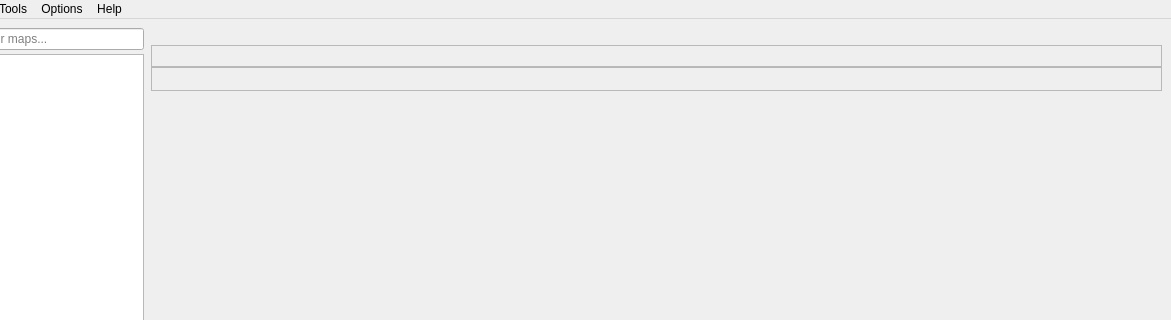
Above: forms/mainwindow.ui from GriffinRichards/porymap before the change; both pictures show x 121 to 1292 and y 0 to 320 of the 1292 by 921 pixel window. Below: the same form after it.
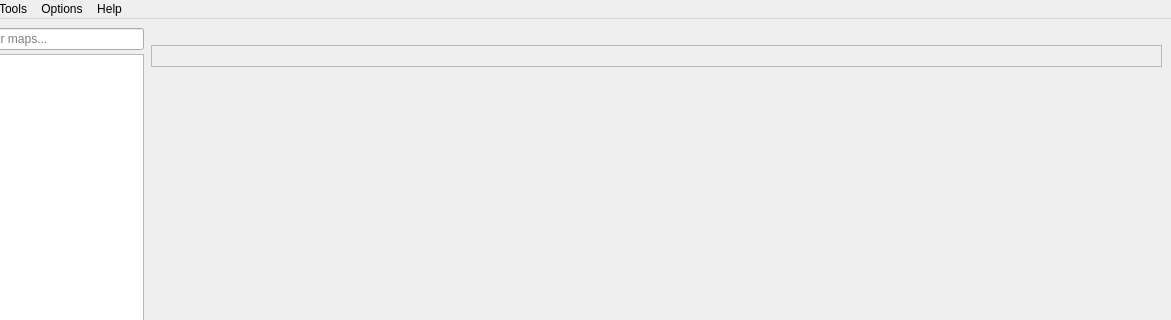
That is the form after the change. The open tabs and pages were chosen to show the change. Icons and pictures are not drawn. Custom widgets are drawn as their Qt base class.

Commit message: Clean up Custom Attributes redesign

What changed in the file:
```diff
--- a/forms/mainwindow.ui
+++ b/forms/mainwindow.ui
@@ -1193,8 +1193,8 @@
                          <rect>
                           <x>0</x>
                           <y>0</y>
-                          <width>438</width>
-                          <height>591</height>
+                          <width>91</width>
+                          <height>512</height>
                          </rect>
                         </property>
                         <layout class="QGridLayout" name="gridLayout_7">
@@ -1413,8 +1413,8 @@
                             <rect>
                              <x>0</x>
                              <y>0</y>
-                             <width>393</width>
-                             <height>702</height>
+                             <width>93</width>
+                             <height>460</height>
                             </rect>
                            </property>
                            <layout class="QVBoxLayout" name="verticalLayout_14">
@@ -1674,8 +1674,8 @@
                             <rect>
                              <x>0</x>
                              <y>0</y>
-                             <width>445</width>
-                             <height>358</height>
+                             <width>100</width>
+                             <height>30</height>
                             </rect>
                            </property>
                            <property name="sizePolicy">
@@ -1722,8 +1722,8 @@
                             <rect>
                              <x>0</x>
                              <y>0</y>
-                             <width>445</width>
-                             <height>358</height>
+                             <width>100</width>
+                             <height>30</height>
                             </rect>
                            </property>
                            <property name="sizePolicy">
@@ -1770,8 +1770,8 @@
                             <rect>
                              <x>0</x>
                              <y>0</y>
-                             <width>445</width>
-                             <height>358</height>
+                             <width>100</width>
+                             <height>30</height>
                             </rect>
                            </property>
                            <property name="sizePolicy">
@@ -1818,8 +1818,8 @@
                             <rect>
                              <x>0</x>
                              <y>0</y>
-                             <width>445</width>
-                             <height>358</height>
+                             <width>100</width>
+                             <height>30</height>
                             </rect>
                            </property>
                            <property name="sizePolicy">
@@ -1866,8 +1866,8 @@
                             <rect>
                              <x>0</x>
                              <y>0</y>
-                             <width>445</width>
-                             <height>358</height>
+                             <width>100</width>
+                             <height>30</height>
                             </rect>
                            </property>
                            <property name="sizePolicy">
@@ -1914,8 +1914,8 @@
                             <rect>
                              <x>0</x>
                              <y>0</y>
-                             <width>445</width>
-                             <height>358</height>
+                             <width>100</width>
+                             <height>30</height>
                             </rect>
                            </property>
                            <property name="sizePolicy">
@@ -1983,6 +1983,39 @@
              </widget>
             </item>
             <item>
+             <widget class="QScrollArea" name="scrollArea_CustomAttributes">
+              <property name="frameShape">
+               <enum>QFrame::Shape::NoFrame</enum>
+              </property>
+              <property name="frameShadow">
+               <enum>QFrame::Shadow::Plain</enum>
+              </property>
+              <property name="widgetResizable">
+               <bool>true</bool>
+              </property>
+              <widget class="QWidget" name="scrollAreaWidgetContents_CustomAttributes">
+               <property name="geometry">
+                <rect>
+                 <x>0</x>
+                 <y>0</y>
+                 <width>1011</width>
+                 <height>806</height>
+                </rect>
+               </property>
+               <layout class="QVBoxLayout" name="verticalLayout_21">
+                <property name="leftMargin">
+                 <number>0</number>
+                </property>
+                <property name="topMargin">
+                 <number>0</number>
+                </property>
+                <property name="rightMargin">
+                 <number>0</number>
+                </property>
+                <property name="bottomMargin">
+                 <number>0</number>
+                </property>
+                <item>
              <widget class="CustomAttributesFrame" name="mapCustomAttributesFrame">
               <property name="sizePolicy">
                <sizepolicy hsizetype="Expanding" vsizetype="Preferred">
@@ -1996,21 +2029,24 @@
               <property name="frameShadow">
                <enum>QFrame::Shadow::Raised</enum>
               </property>
-              <layout class="QVBoxLayout" name="verticalLayout_10"/>
              </widget>
             </item>
             <item>
-             <spacer name="verticalSpacer">
+                 <spacer name="verticalSpacer_2">
               <property name="orientation">
-               <enum>Qt::Vertical</enum>
+                   <enum>Qt::Orientation::Vertical</enum>
               </property>
               <property name="sizeHint" stdset="0">
                <size>
-                <width>20</width>
-                <height>40</height>
+                    <width>1</width>
+                    <height>767</height>
                </size>
               </property>
              </spacer>
+                </item>
+               </layout>
+              </widget>
+             </widget>
             </item>
            </layout>
           </widget>
```
Lines whose indentation alone changed are shown as unchanged. The commit also changes 13 other files.
